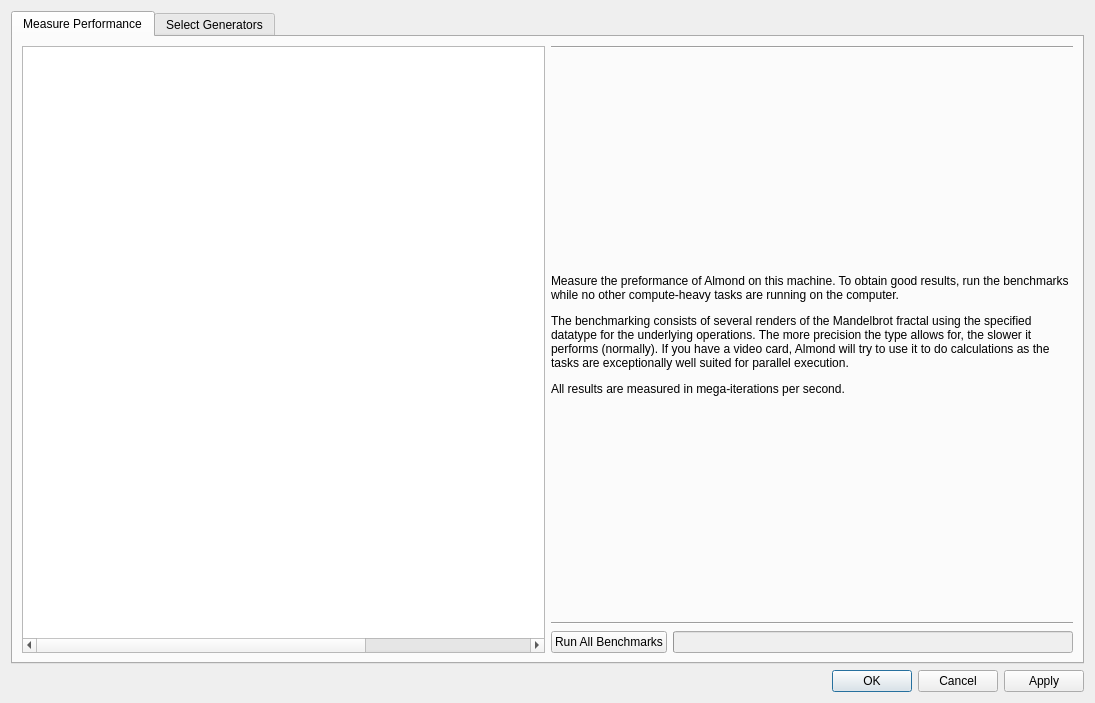
This is choosegenerators.ui in QlowB/Almond as Qt 5 draws it before an edit. The edited form follows.
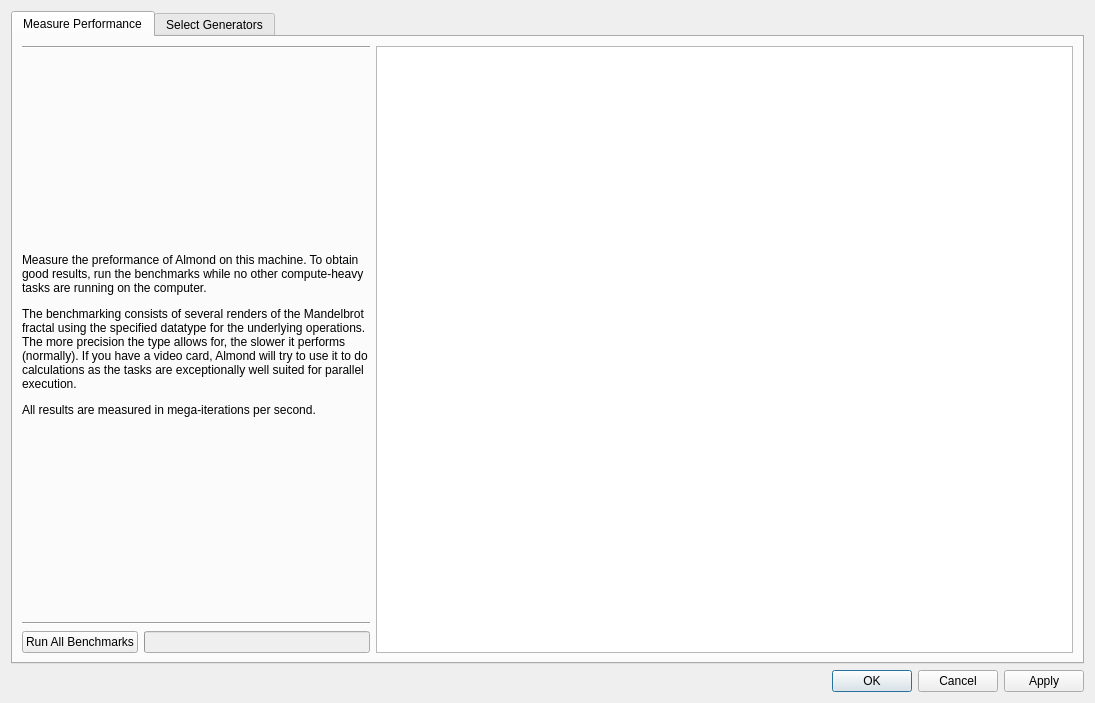
This is the edited form. The open tabs and pages were chosen to show the change.

The edit to the form file:
```diff
--- a/choosegenerators.ui
+++ b/choosegenerators.ui
@@ -27,44 +27,7 @@
           <attribute name="title">
            <string>Measure Performance</string>
           </attribute>
-          <layout class="QHBoxLayout" name="horizontalLayout_3">
-           <item>
-            <widget class="QTableWidget" name="generatorTable">
-             <property name="editTriggers">
-              <set>QAbstractItemView::NoEditTriggers</set>
-             </property>
-             <property name="alternatingRowColors">
-              <bool>true</bool>
-             </property>
-             <attribute name="horizontalHeaderVisible">
-              <bool>false</bool>
-             </attribute>
-             <attribute name="horizontalHeaderDefaultSectionSize">
-              <number>180</number>
-             </attribute>
-             <attribute name="horizontalHeaderMinimumSectionSize">
-              <number>100</number>
-             </attribute>
-             <attribute name="verticalHeaderVisible">
-              <bool>false</bool>
-             </attribute>
-             <column>
-              <property name="text">
-               <string>Generator Type</string>
-              </property>
-             </column>
-             <column>
-              <property name="text">
-               <string>Precision</string>
-              </property>
-             </column>
-             <column>
-              <property name="text">
-               <string>Performance</string>
-              </property>
-             </column>
-            </widget>
-           </item>
+          <layout class="QHBoxLayout" name="horizontalLayout_3" stretch="1,2">
            <item>
             <layout class="QVBoxLayout" name="verticalLayout_3">
              <item>
@@ -135,6 +98,43 @@
              </item>
             </layout>
            </item>
+           <item>
+            <widget class="QTableWidget" name="generatorTable">
+             <property name="editTriggers">
+              <set>QAbstractItemView::NoEditTriggers</set>
+             </property>
+             <property name="alternatingRowColors">
+              <bool>true</bool>
+             </property>
+             <attribute name="horizontalHeaderVisible">
+              <bool>false</bool>
+             </attribute>
+             <attribute name="horizontalHeaderDefaultSectionSize">
+              <number>180</number>
+             </attribute>
+             <attribute name="horizontalHeaderMinimumSectionSize">
+              <number>100</number>
+             </attribute>
+             <attribute name="verticalHeaderVisible">
+              <bool>false</bool>
+             </attribute>
+             <column>
+              <property name="text">
+               <string>Generator Type</string>
+              </property>
+             </column>
+             <column>
+              <property name="text">
+               <string>Precision</string>
+              </property>
+             </column>
+             <column>
+              <property name="text">
+               <string>Performance</string>
+              </property>
+             </column>
+            </widget>
+           </item>
           </layout>
          </widget>
          <widget class="QWidget" name="tab_2">
```
Left out of the diff: 2 changed lines with no effect on the pictures.
